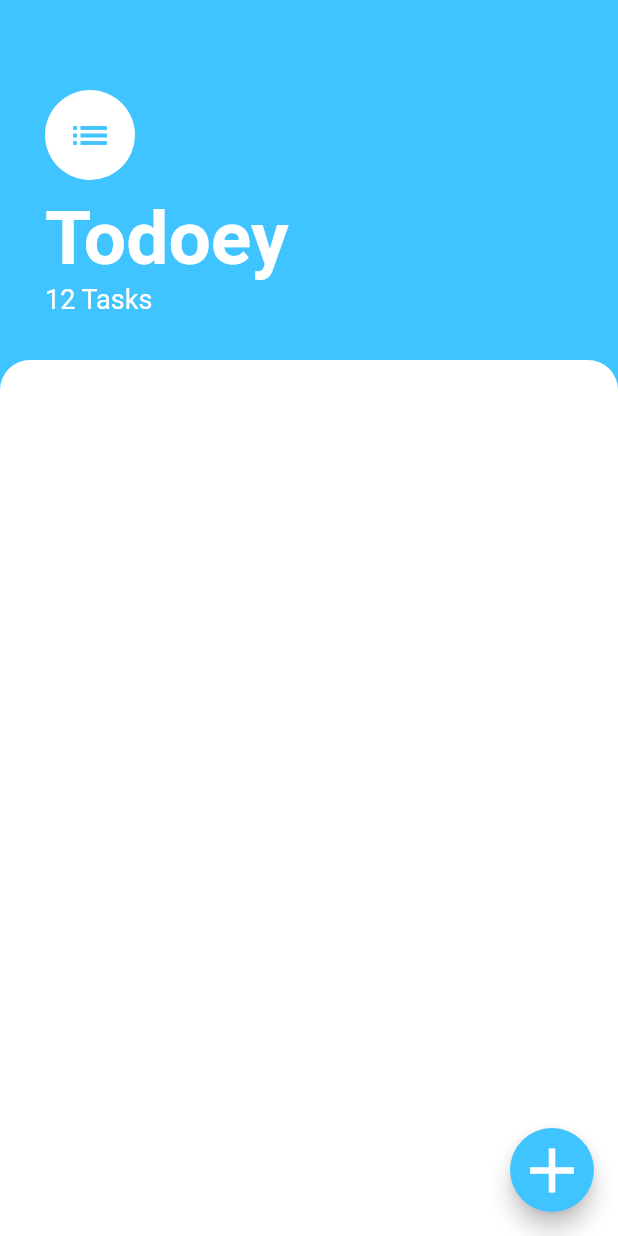
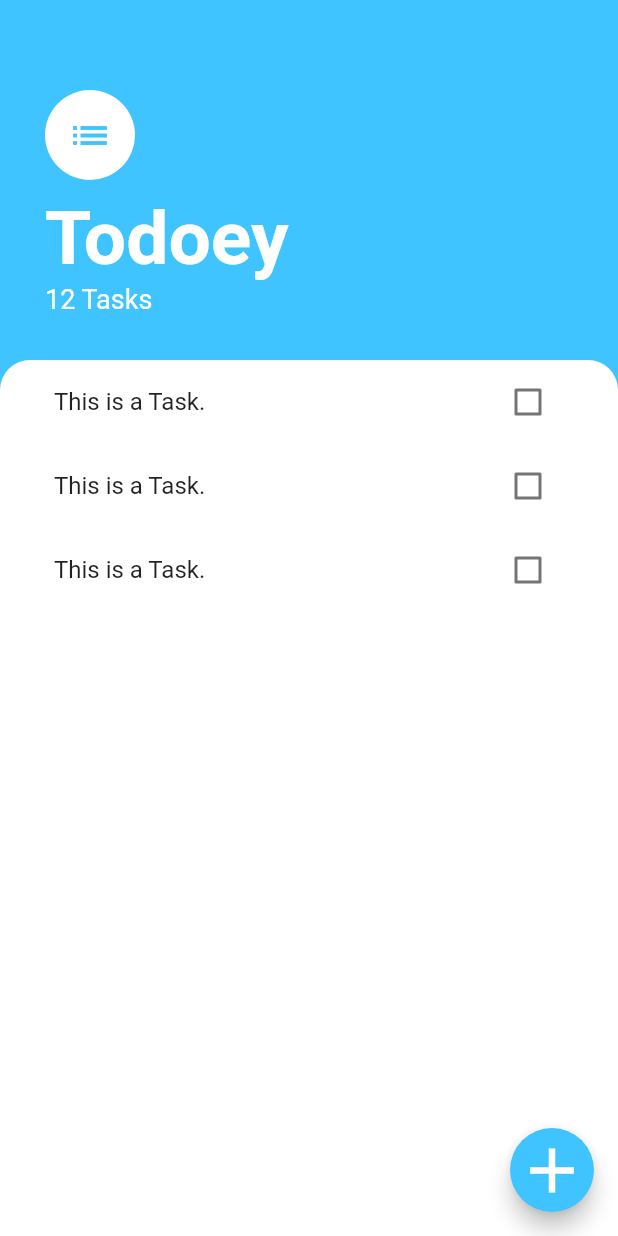
Before and after one commit to iamoguzhanarslantas/todoey_flutter, a Flutter app: the screen it shows after launch, on a phone screen of 412 x 824 dp. Run offline on Flutter 3.47's test engine with Material 2 defaults, Android fonts, the phone set to English and light mode, and no system bars.

Commit message:
added tasks screen and listview

```diff
--- a/lib/screens/tasks_screen.dart
+++ b/lib/screens/tasks_screen.dart
@@ -1,4 +1,6 @@
 import 'package:flutter/material.dart';
+
+import '../widgets/widgets.dart';
 
 class TasksScreen extends StatelessWidget {
   const TasksScreen({super.key});
@@ -60,6 +62,7 @@ class TasksScreen extends StatelessWidget {
           ),
           Expanded(
             child: Container(
+              padding: const EdgeInsets.symmetric(horizontal: 20),
               decoration: const BoxDecoration(
                 color: Colors.white,
                 borderRadius: BorderRadius.only(
@@ -67,6 +70,7 @@ class TasksScreen extends StatelessWidget {
                   topLeft: Radius.circular(20),
                 ),
               ),
+              child: const TasksList(),
             ),
           ),
         ],
--- /dev/null
+++ b/lib/widgets/task_tile.dart
@@ -0,0 +1,18 @@
+import 'package:flutter/material.dart';
+
+class TaskTile extends StatelessWidget {
+  const TaskTile({
+    super.key,
+  });
+
+  @override
+  Widget build(BuildContext context) {
+    return ListTile(
+      title: const Text('This is a Task.'),
+      trailing: Checkbox(
+        value: false,
+        onChanged: (bool? value) {},
+      ),
+    );
+  }
+}
--- /dev/null
+++ b/lib/widgets/tasks_list.dart
@@ -0,0 +1,20 @@
+import 'package:flutter/material.dart';
+
+import 'widgets.dart';
+
+class TasksList extends StatelessWidget {
+  const TasksList({
+    super.key,
+  });
+
+  @override
+  Widget build(BuildContext context) {
+    return ListView(
+      children: const [
+        TaskTile(),
+        TaskTile(),
+        TaskTile(),
+      ],
+    );
+  }
+}
--- /dev/null
+++ b/lib/widgets/widgets.dart
@@ -0,0 +1,2 @@
+export 'task_tile.dart';
+export 'tasks_list.dart';
```
